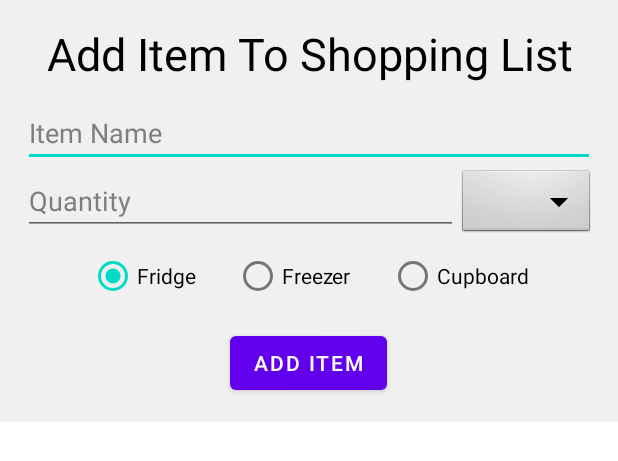
After one commit to ESP-Group-16/food-waste-program, an Android app: the layout dialog_add_shopping_list_item.xml on its own in the app's theme, with its tools: preview values and no code run, on a phone screen of 412 x 824 dp. The commit adds this screen. Shown: the top 461 px of the screen. Run offline under Robolectric (Android 15) with nearby library versions, the phone set to English and light mode, and no system bars.

Commit message:
Shopping list feature progress
Still unfinished

```diff
--- a/app/src/main/java/com/example/espappversion2/PantryActivity.java
+++ b/app/src/main/java/com/example/espappversion2/PantryActivity.java
@@ -51,7 +51,7 @@ public class PantryActivity extends AppCompatActivity implements AddPantryItemDi
 
         // TODO: get the list of pantry items from DB and send them to PantryFragment
         pantryItems = getPantryItemsFromDB();
-        updatePantryItems();
+        //  updatePantryItems();
     }
 
     private void updatePantryItems() {
--- a/app/src/main/java/com/example/espappversion2/ShoppingListFragment.java
+++ b/app/src/main/java/com/example/espappversion2/ShoppingListFragment.java
@@ -52,6 +52,9 @@ public class ShoppingListFragment extends Fragment {
             @Override
             public void onClick(View view) {
                 // TODO: display dialog to add a new item to shopping list
+                // open add ingredient dialog
+                AddShoppingListItemDialog dialog = new AddShoppingListItemDialog();
+                dialog.show(getActivity().getSupportFragmentManager(), "add shopping list item");
             }
         });
 
--- /dev/null
+++ b/app/src/main/res/layout/dialog_add_shopping_list_item.xml
@@ -0,0 +1,104 @@
+<?xml version="1.0" encoding="utf-8"?>
+<RelativeLayout xmlns:android="http://schemas.android.com/apk/res/android"
+    android:layout_width="wrap_content"
+    android:layout_height="wrap_content"
+    xmlns:tools="http://schemas.android.com/tools"
+    android:background="@color/main_background"
+    android:padding="15dp">
+
+    <TextView
+        android:layout_width="wrap_content"
+        android:layout_height="wrap_content"
+        android:text="Add Item To Shopping List"
+        android:textSize="30sp"
+        android:textAlignment="center"
+        android:textColor="@color/text_color"
+        android:layout_centerHorizontal="true"
+        android:id="@+id/dialogAddShoppingListItemTitleText"/>
+
+    <EditText
+        android:layout_width="match_parent"
+        android:layout_height="wrap_content"
+        android:hint="Item Name"
+        android:layout_marginTop="10dp"
+        android:layout_centerHorizontal="true"
+        android:inputType="text"
+        android:textColor="@color/text_color"
+        android:textColorHint="@color/text_color_hint"
+        android:layout_below="@id/dialogAddShoppingListItemTitleText"
+        android:id="@+id/dialogAddShoppingListItemNameEdtTxt" />
+
+    <LinearLayout
+        android:layout_width="match_parent"
+        android:layout_height="wrap_content"
+        android:layout_below="@+id/dialogAddShoppingListItemNameEdtTxt"
+        android:id="@+id/dialogAddShoppingListItemQuantityLinLayout">
+
+
+        <EditText
+            android:layout_width="250dp"
+            android:layout_height="wrap_content"
+            android:hint="Quantity"
+            android:inputType="numberDecimal"
+            android:textColor="@color/text_color"
+            android:textColorHint="@color/text_color_hint"
+            android:layout_centerHorizontal="true"
+            android:layout_weight="8"
+            android:id="@+id/dialogAddShoppingListItemQuantityEdtTxt" />
+
+        <Spinner
+            android:id="@+id/dialogAddShoppingListItemUnitSpinner"
+            android:layout_width="wrap_content"
+            android:layout_height="wrap_content"
+            android:background="@android:drawable/btn_dropdown"
+            android:spinnerMode="dropdown"
+            android:layout_weight="2"/>
+
+    </LinearLayout>
+
+
+    <RadioGroup
+        android:layout_width="wrap_content"
+        android:layout_height="wrap_content"
+        android:orientation="horizontal"
+        android:layout_centerHorizontal="true"
+        android:layout_below="@+id/dialogAddShoppingListItemQuantityLinLayout"
+        android:id="@+id/dialogAddShoppingListItemStorageLocationRG">
+
+        <RadioButton
+            android:layout_width="wrap_content"
+            android:layout_height="wrap_content"
+            android:text="Fridge"
+            android:checked="true"
+            android:textColor="@color/text_color"
+            android:id="@+id/dialogAddShoppingListItemFridgeRB" />
+
+        <RadioButton
+            android:layout_width="wrap_content"
+            android:layout_height="wrap_content"
+            android:id="@+id/dialogAddShoppingListItemFreezerRB"
+            android:text="Freezer"
+            android:textColor="@color/text_color"
+            android:layout_marginStart="25dp" />
+
+        <RadioButton
+            android:layout_width="match_parent"
+            android:layout_height="match_parent"
+            android:id="@+id/dialogAddShoppingListItemCupboardRB"
+            android:text="Cupboard"
+            android:textColor="@color/text_color"
+            android:layout_marginStart="25dp" />
+
+    </RadioGroup>
+
+    <Button
+        android:layout_width="wrap_content"
+        android:layout_height="wrap_content"
+        android:layout_below="@+id/dialogAddShoppingListItemStorageLocationRG"
+        android:text="Add Item"
+        android:layout_centerHorizontal="true"
+        android:layout_marginTop="10dp"
+        android:id="@+id/dialogAddShoppingListItemAddButton" />
+
+
+</RelativeLayout>
```
Also changed, not shown: app/src/main/AndroidManifest.xml (+8 -4 lines), app/src/main/java/com/example/espappversion2/AddShoppingListItemDialog.java (added, +132 -0 lines), app/src/main/java/com/example/espappversion2/Food.java (+4 -4 lines), app/src/main/java/com/example/espappversion2/ShoppingListActivity.java (+13 -1 lines).
